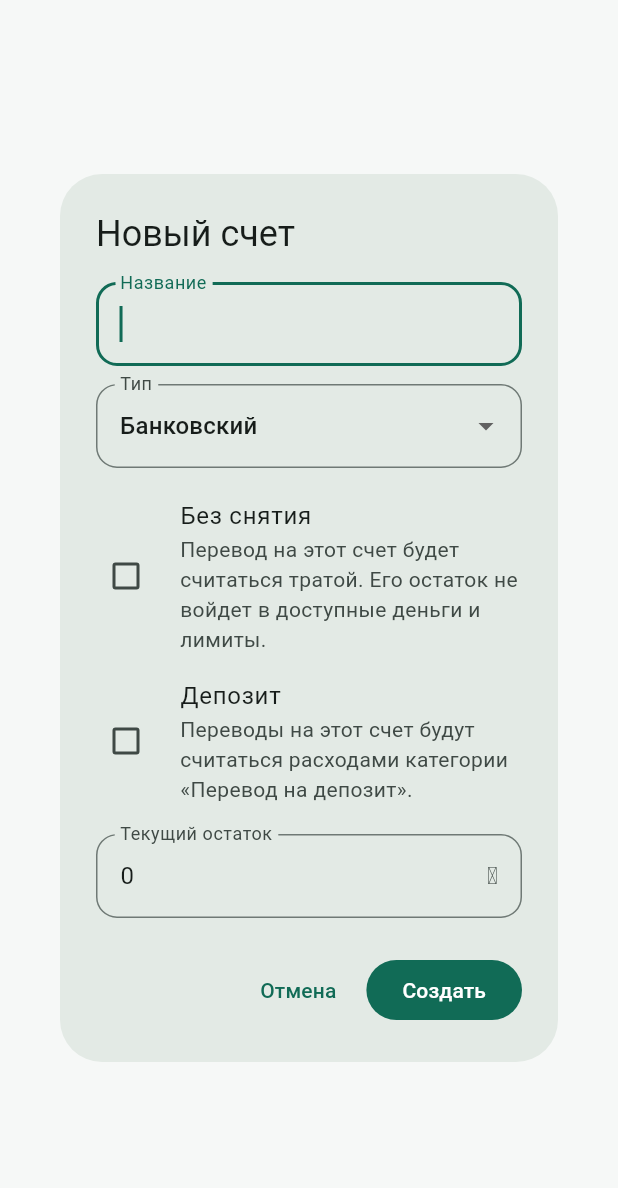
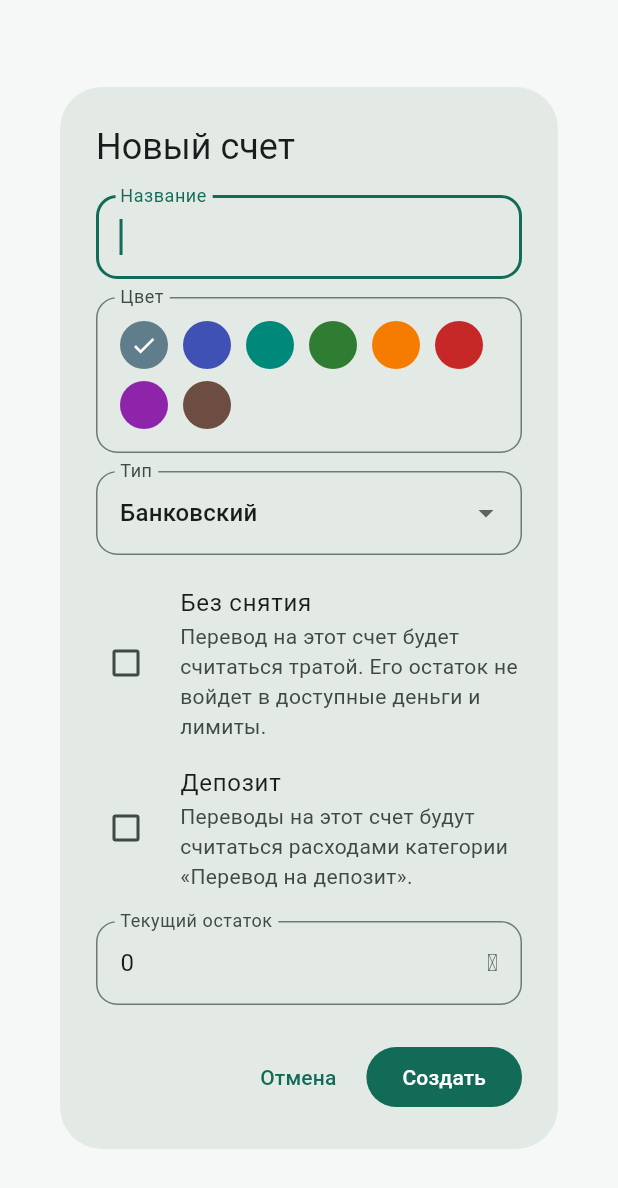
Before and after one commit to doomsday/survive_till_payday, a Flutter app: the _AccountDialog widget shown alone on an empty page, opened directly, on a phone screen of 412 x 824 dp. Shown: the top 1188 px of the screen. Run offline on Flutter 3.47's test engine with Material 3 defaults, Android fonts, the phone set to English and light mode, and no system bars; our stand-ins replace drift, drift_flutter, file_picker, fl_chart, flutter_riverpod, go_router; missing offline and left inert: sqlite3; accounts and stored records are empty; generated files the repository leaves out were written again.

Commit message:
Add color field to accounts with picker UI and visual styling
Add color column to accounts table with migration to schema version 12
and a default value of 0xFF607D8B. Wire a color picker in the account
dialog using a fixed palette of eight colors. Propagate account color
through TransactionEntry and use it to tint transaction tiles, with
transfers blending the account color against the tertiary scheme color.

Update backup service to handle the new column and adjust import
compatibility checks. Update widget and backup tests to cover the
color field and drag handle presence.

```diff
--- a/lib/features/accounts/accounts_repository.dart
+++ b/lib/features/accounts/accounts_repository.dart
@@ -34,6 +34,7 @@ class AccountsRepository {
     String type = 'BANK',
     bool isNoWithdrawal = false,
     bool isDeposit = false,
+    int color = 0xFF607D8B,
   }) {
     _validate(name, type, initialBalance);
     return _database.transaction(() async {
@@ -53,6 +54,7 @@ class AccountsRepository {
               type: Value(type),
               isNoWithdrawal: Value(isNoWithdrawal),
               isDeposit: Value(isDeposit),
+              color: Value(color),
               initialBalance: Value(initialBalance),
               currentBalance: Value(initialBalance),
             ),
@@ -68,6 +70,7 @@ class AccountsRepository {
     required int currentBalance,
     required bool isNoWithdrawal,
     required bool isDeposit,
+    int color = 0xFF607D8B,
   }) async {
     _validate(name, type, initialBalance);
     await _database.transaction(() async {
@@ -80,6 +83,7 @@ class AccountsRepository {
               type: Value(type),
               isNoWithdrawal: Value(isNoWithdrawal),
               isDeposit: Value(isDeposit),
+              color: Value(color),
               initialBalance: Value(initialBalance),
               currentBalance: Value(currentBalance),
             ),
--- a/lib/features/accounts/presentation/account_dialog.dart
+++ b/lib/features/accounts/presentation/account_dialog.dart
@@ -11,6 +11,17 @@ final _money = NumberFormat.currency(
   symbol: '₸',
   decimalDigits: 0,
 );
+
+const _accountColors = [
+  Color(0xFF607D8B),
+  Color(0xFF3F51B5),
+  Color(0xFF00897B),
+  Color(0xFF2E7D32),
+  Color(0xFFF57C00),
+  Color(0xFFC62828),
+  Color(0xFF8E24AA),
+  Color(0xFF6D4C41),
+];
 
 Future<void> showCreateAccountDialog(
   BuildContext context,
@@ -53,6 +64,7 @@ class _AccountDialogState extends ConsumerState<_AccountDialog> {
   late String _type;
   late bool _isNoWithdrawal;
   late bool _isDeposit;
+  late int _color;
   String? _error;
   bool _saving = false;
 
@@ -64,6 +76,7 @@ class _AccountDialogState extends ConsumerState<_AccountDialog> {
     _type = account?.type ?? 'BANK';
     _isNoWithdrawal = account?.isNoWithdrawal ?? false;
     _isDeposit = account?.isDeposit ?? false;
+    _color = account?.color ?? _accountColors.first.toARGB32();
     _initialBalance = TextEditingController(
       text: '${account?.initialBalance ?? 0}',
     );
@@ -92,6 +105,32 @@ class _AccountDialogState extends ConsumerState<_AccountDialog> {
             autofocus: widget.account == null,
             textCapitalization: TextCapitalization.sentences,
             decoration: const InputDecoration(labelText: 'Название'),
+          ),
+          const SizedBox(height: 12),
+          InputDecorator(
+            decoration: const InputDecoration(labelText: 'Цвет'),
+            child: Wrap(
+              spacing: 10,
+              runSpacing: 8,
+              children: [
+                for (final color in _accountColors)
+                  InkWell(
+                    onTap: () => setState(() => _color = color.toARGB32()),
+                    borderRadius: BorderRadius.circular(20),
+                    child: CircleAvatar(
+                      radius: 16,
+                      backgroundColor: color,
+                      child: _color == color.toARGB32()
+                          ? const Icon(
+                              Icons.check,
+                              color: Colors.white,
+                              size: 18,
+                            )
+                          : null,
+                    ),
+                  ),
+              ],
+            ),
           ),
           const SizedBox(height: 12),
           DropdownButtonFormField<String>(
@@ -201,6 +240,7 @@ class _AccountDialogState extends ConsumerState<_AccountDialog> {
           initialBalance: initialBalance,
           isNoWithdrawal: _isNoWithdrawal,
           isDeposit: _isDeposit,
+          color: _color,
         );
       } else {
         await repository.update(
@@ -211,6 +251,7 @@ class _AccountDialogState extends ConsumerState<_AccountDialog> {
           currentBalance: currentBalance!,
           isNoWithdrawal: _isNoWithdrawal,
           isDeposit: _isDeposit,
+          color: _color,
         );
       }
       ref.invalidate(allAccountsProvider);
--- a/lib/features/transactions/transactions_repository.dart
+++ b/lib/features/transactions/transactions_repository.dart
@@ -29,6 +29,7 @@ class TransactionEntry {
     required this.accountName,
     required this.categoryName,
     required this.categoryColor,
+    required this.accountColor,
     this.transferPeerAccountName,
     this.transferPeerAccountId,
     this.isTransferSource = false,
@@ -38,6 +39,7 @@ class TransactionEntry {
   final String accountName;
   final String? categoryName;
   final int? categoryColor;
+  final int accountColor;
   final String? transferPeerAccountName;
   final int? transferPeerAccountId;
   final bool isTransferSource;
@@ -164,6 +166,9 @@ class TransactionsRepository {
                             categoryById[transaction.categoryId]?.name,
                         categoryColor:
                             categoryById[transaction.categoryId]?.color,
+                        accountColor:
+                            accountById[transaction.accountId]?.color ??
+                            0xFF607D8B,
                         transferPeerAccountName: _transferPeer(
                           transaction,
                           transfers,
```
Also changed, not shown: lib/core/database/app_database.dart (+9 -1 lines), lib/core/database/database_backup_service_native.dart (+7 -1 lines), lib/features/transactions/presentation/transactions_page.dart (+15 -13 lines), lib/core/database/app_database.g.dart, 2 other files.
